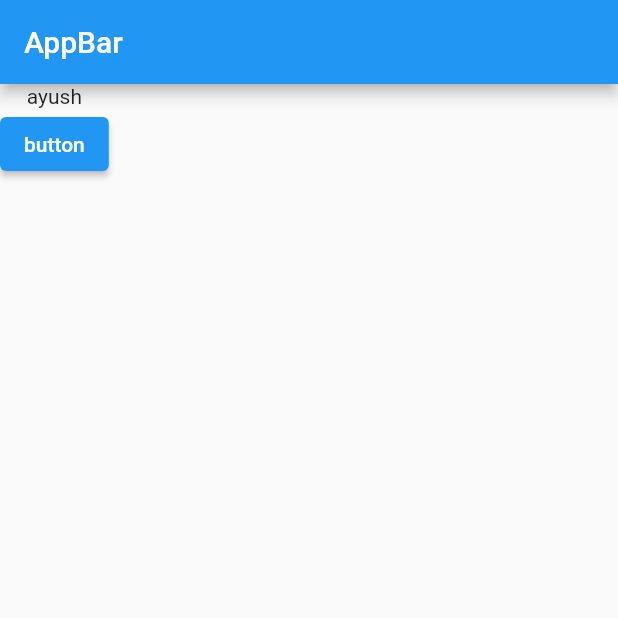
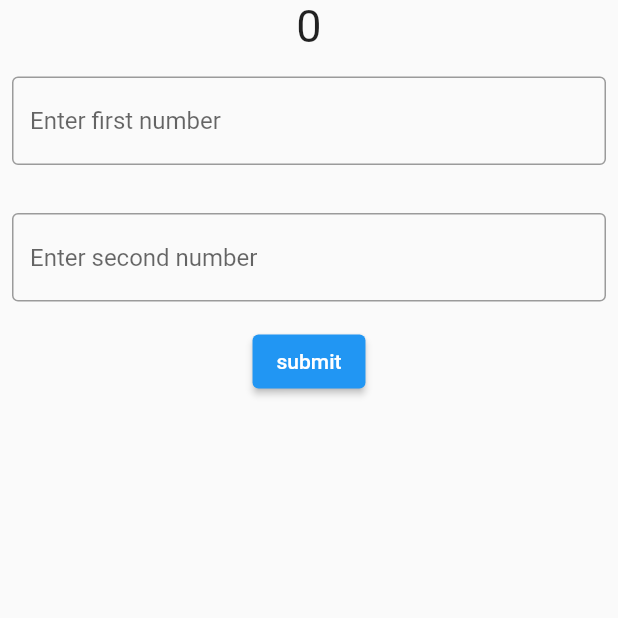
Before and after one commit to sinhasudhanshu/FlutterBasic, a Flutter app: the screen it shows after launch, on a phone screen of 412 x 824 dp, the top half of it. Run offline on Flutter 3.47's test engine with Material 2 defaults, Android fonts, the phone set to English and light mode, and no system bars.

Commit message:
Adding program

```diff
--- a/lib/main.dart
+++ b/lib/main.dart
@@ -1,3 +1,5 @@
+import 'dart:async';
+
 import 'package:flutter/material.dart';
 
 void main() {
@@ -23,22 +25,68 @@ class MyHomePage extends StatefulWidget {
 }
 
 class _MyHomePageState extends State<MyHomePage> {
+
+  int a = 0;
+  int b = 0;
+  //TextEditingController num1 = TextEditingController();
+ // TextEditingController num2 = TextEditingController();
+  int result =0;
   @override
   Widget build(BuildContext context) {
     return Scaffold(
-      appBar: AppBar(
-        title: const Text("AppBar"),
+      body: Column(
+          crossAxisAlignment: CrossAxisAlignment.center,
+          children: <Widget>[
+            Text("$result",style: TextStyle(fontSize: 30),),
+            Padding(
+              padding: EdgeInsets.symmetric(horizontal: 8, vertical: 16),
+              child: TextField(
+                //controller: num1,
 
-      ),
-      body: Column(
-        children: [
-          const Text("ayush"),
-          ElevatedButton(onPressed:(){
-            print("Button");
-    }, child: const Text("button"))
-        ],
-      ),
+                onChanged: (value) {
 
+                  a = int.parse(value);
+
+                  print(a);
+
+
+                  setState(() {});
+                },
+                decoration: InputDecoration(
+                  border: OutlineInputBorder(),
+                  hintText: 'Enter first number',
+                ),
+              ),
+            ),
+
+
+            Padding(padding: EdgeInsets.symmetric(horizontal:8, vertical: 16 ),
+              child: TextField(
+               // controller: num2,
+                onChanged: (value){
+                  b = int.parse(value);
+                  print(b);
+                  setState(() {
+
+                  });
+                },
+                decoration: InputDecoration(
+                  border: OutlineInputBorder(),
+                  hintText: 'Enter second number',
+                ),
+              ),
+            ),
+            ElevatedButton(onPressed: (){
+              result = a + b ;
+              print(result);
+              setState(() {
+
+              });
+
+            }, child: Text("submit"))
+
+
+          ]),
     );
   }
 }
```
